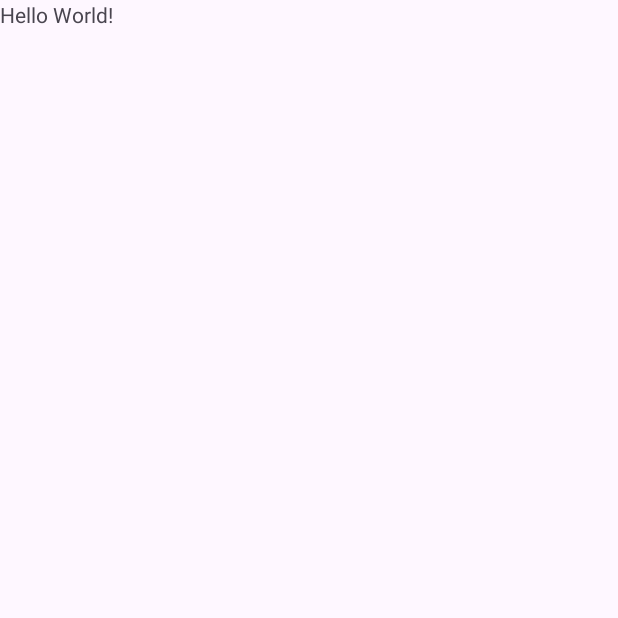
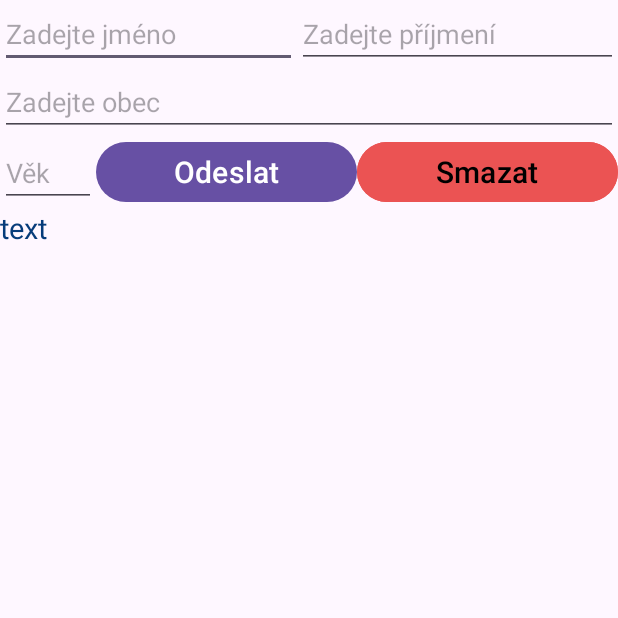
Before and after one commit to Marinarnie/github-mp-pma-2024, an Android app: the screen it shows after launch (MainActivity), on a phone screen of 412 x 824 dp, the top half of it. Before the commit the part shown is almost empty. Run offline under Robolectric (Android 15) with nearby library versions, the phone set to English and light mode, and no system bars.

Commit message:
1. lesson done

```diff
--- a/app/src/main/java/com/example/myapp01linearlayout/MainActivity.kt
+++ b/app/src/main/java/com/example/myapp01linearlayout/MainActivity.kt
@@ -1,12 +1,23 @@
 package com.example.myapp01linearlayout
 
 import android.os.Bundle
+import android.widget.Button
+import android.widget.EditText
+import android.widget.TextView
 import androidx.activity.enableEdgeToEdge
 import androidx.appcompat.app.AppCompatActivity
 import androidx.core.view.ViewCompat
 import androidx.core.view.WindowInsetsCompat
 
+
 class MainActivity : AppCompatActivity() {
+
+    private lateinit var firstNameEditText: EditText
+    private lateinit var lastNameEditText: EditText
+    private lateinit var districtEditText: EditText
+    private lateinit var ageEditText: EditText
+    private lateinit var textView: TextView
+
     override fun onCreate(savedInstanceState: Bundle?) {
         super.onCreate(savedInstanceState)
         enableEdgeToEdge()
@@ -16,5 +27,34 @@ class MainActivity : AppCompatActivity() {
             v.setPadding(systemBars.left, systemBars.top, systemBars.right, systemBars.bottom)
             insets
         }
+
+        firstNameEditText = findViewById(R.id.etName)
+        lastNameEditText = findViewById(R.id.etSurname)
+        districtEditText = findViewById(R.id.etObec)
+        ageEditText = findViewById(R.id.etAge)
+        textView = findViewById(R.id.etText)
+
+        val sendButton = findViewById<Button>(R.id.etbtnSend)
+        val deleteButton = findViewById<Button>(R.id.etbtnDlt)
+
+        sendButton.setOnClickListener {
+            val firstName: String = firstNameEditText.getText().toString()
+            val lastName: String = lastNameEditText.getText().toString()
+            val district: String = districtEditText.getText().toString()
+            val age: String = ageEditText.getText().toString()
+
+            val displayText = """
+                Ahoj, jmenuju se $firstName $lastName. Je mi $age let a moje bydliště je $district
+                """.trimIndent()
+            textView.text = displayText
+        }
+
+        deleteButton.setOnClickListener {
+            textView.text = ""
+            firstNameEditText.text.clear()
+            lastNameEditText.text.clear()
+            districtEditText.text.clear()
+            ageEditText.text.clear()
+        }
     }
 }
--- a/app/src/main/res/layout/activity_main.xml
+++ b/app/src/main/res/layout/activity_main.xml
@@ -5,17 +5,92 @@
     android:id="@+id/main"
     android:layout_width="match_parent"
     android:layout_height="match_parent"
+    android:orientation="vertical"
+    android:padding="20dp"
     tools:context=".MainActivity">
 
+    <LinearLayout
+        android:layout_width="match_parent"
+        android:layout_height="wrap_content"
+        android:orientation="horizontal">
 
+        <EditText
+            android:id="@+id/etName"
+            android:layout_width="wrap_content"
+            android:layout_height="wrap_content"
+            android:inputType="text"
+            android:hint="Zadejte jméno"
+            android:textColor="@color/Mycolor2"
+            android:layout_weight="1"/>
+        <EditText
+            android:id="@+id/etSurname"
+            android:layout_width="wrap_content"
+            android:layout_height="wrap_content"
+            android:inputType="text"
+            android:hint="Zadejte příjmení"
+            android:textColor="@color/Mycolor2"
+            android:layout_weight="1"/>
+    </LinearLayout>
+
+        <EditText
+            android:id="@+id/etObec"
+            android:layout_width="match_parent"
+            android:layout_height="wrap_content"
+            android:inputType="text"
+            android:hint="Zadejte obec"
+            android:textColor="@color/Mycolor2" />
+
+    <LinearLayout
+        android:orientation="horizontal"
+
+        android:layout_width="match_parent"
+        android:layout_height="wrap_content"
+        >
+
+        <EditText
+            android:id="@+id/etAge"
+            android:layout_width="0dp"
+            android:layout_height="wrap_content"
+            android:layout_weight="30"
+            android:inputType="number"
+            android:hint="Věk">
+
+        </EditText>
+
+        <Button
+            android:id="@+id/etbtnSend"
+            android:layout_width="1dp"
+            android:layout_height="wrap_content"
+            android:layout_weight="80"
+            android:text="Odeslat"
+            android:textSize="20dp"
+            android:textColor="@color/white">
+
+        </Button>
+
+        <Button
+            android:id="@+id/etbtnDlt"
+            android:layout_width="1dp"
+            android:layout_height="wrap_content"
+            android:layout_weight="80"
+            android:text="Smazat"
+            android:textSize="20dp"
+            android:textColor="@color/black"
+            android:backgroundTint="@color/Mycolor4">
+        </Button>
+
+    </LinearLayout>
 
     <TextView
+        android:id="@+id/etText"
         android:layout_width="wrap_content"
         android:layout_height="wrap_content"
-        android:text="Hello World!"
-        app:layout_constraintBottom_toBottomOf="parent"
-        app:layout_constraintEnd_toEndOf="parent"
-        app:layout_constraintStart_toStartOf="parent"
-        app:layout_constraintTop_toTopOf="parent" />
+        android:text="text"
+        android:textSize="19dp"
+        android:textColor="@color/Mycolor2"
+        android:backgroundTint="@color/Mycolor1"
+        >
+
+    </TextView>
 
 </LinearLayout>
--- a/app/src/main/res/values/colors.xml
+++ b/app/src/main/res/values/colors.xml
@@ -1,5 +1,12 @@
 <?xml version="1.0" encoding="utf-8"?>
 <resources>
-    <color name="black">#FF000000</color>
+    <color name="black">#000000</color>
     <color name="white">#FFFFFFFF</color>
+    <color name="Mycolor1">#E5BAF0</color>
+    <color name="Mycolor2">#063C7A</color>
+    <color name="Mycolor3">#267635</color>
+    <color name="Mycolor4">#EB5353</color>
+
+
+
 </resources>
```
